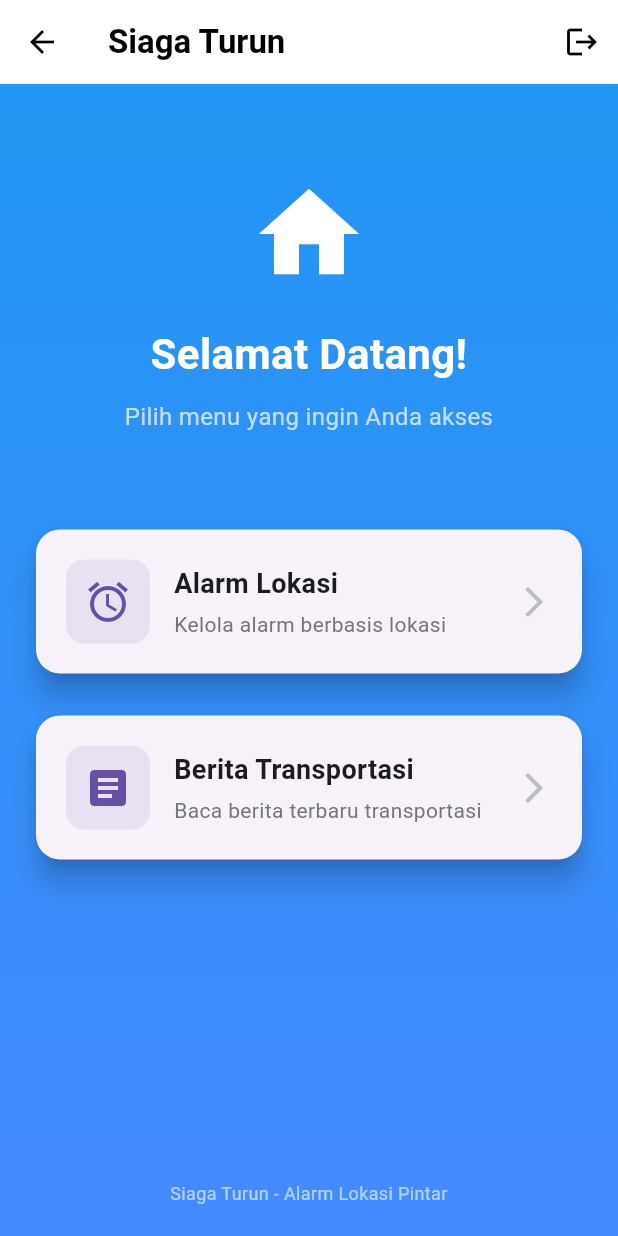
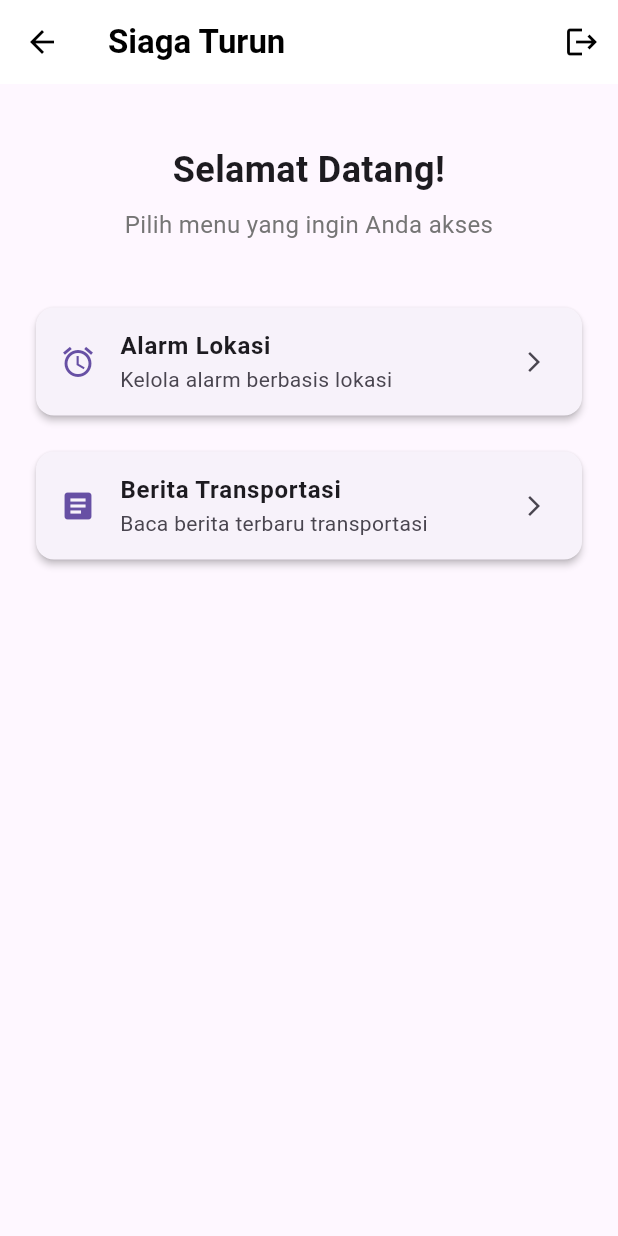
Before and after one commit to vidimeylan/geoalarm, a Flutter app: the HomeScreen screen opened directly, on a phone screen of 412 x 824 dp. Run offline on Flutter 3.47's test engine with Material 3 defaults, Android fonts, the phone set to English and light mode, and no system bars; our stand-ins replace flutter_local_notifications, flutter_map, geolocator, google_maps_flutter, google_sign_in, latlong2 and 2 more; missing offline and left inert: flutter_ringtone_player, geofence_foreground_service, latlng; accounts and stored records are empty; network calls fail.

Commit message:
clean ui yg gak penting

```diff
--- a/lib/screens/home_screen.dart
+++ b/lib/screens/home_screen.dart
@@ -37,46 +37,30 @@ class _HomeScreenState extends State<HomeScreen> {
           ),
         ],
       ),
-      body: Container(
-        decoration: const BoxDecoration(
-          gradient: LinearGradient(
-            begin: Alignment.topCenter,
-            end: Alignment.bottomCenter,
-            colors: [Colors.blue, Colors.blueAccent],
-          ),
-        ),
-        child: SafeArea(
+      body: SafeArea(
         child: Padding(
           padding: const EdgeInsets.all(20.0),
           child: Column(
-              mainAxisAlignment: MainAxisAlignment.center,
             children: [
-                const SizedBox(height: 40),
-                const Icon(
-                  Icons.home,
-                  size: 80,
-                  color: Colors.white,
-                ),
               const SizedBox(height: 20),
               const Text(
                 'Selamat Datang!',
                 style: TextStyle(
-                    fontSize: 28,
+                  fontSize: 24,
                   fontWeight: FontWeight.bold,
-                    color: Colors.white,
                 ),
                 textAlign: TextAlign.center,
               ),
-                const SizedBox(height: 10),
-                const Text(
+              const SizedBox(height: 8),
+              Text(
                 'Pilih menu yang ingin Anda akses',
                 style: TextStyle(
                   fontSize: 16,
-                    color: Colors.white70,
+                  color: Colors.grey[600],
                 ),
                 textAlign: TextAlign.center,
               ),
-                const SizedBox(height: 60),
+              const SizedBox(height: 40),
               _buildMenuButton(
                 icon: Icons.alarm,
                 title: 'Alarm Lokasi',
@@ -85,7 +69,7 @@ class _HomeScreenState extends State<HomeScreen> {
                   MaterialPageRoute(builder: (_) => const AlarmSection()),
                 ),
               ),
-                const SizedBox(height: 20),
+              const SizedBox(height: 16),
               _buildMenuButton(
                 icon: Icons.article,
                 title: 'Berita Transportasi',
@@ -94,17 +78,7 @@ class _HomeScreenState extends State<HomeScreen> {
                   MaterialPageRoute(builder: (_) => const NewsScreen()),
                 ),
               ),
-                const Spacer(),
-                const Text(
-                  'Siaga Turun - Alarm Lokasi Pintar',
-                  style: TextStyle(
-                    fontSize: 12,
-                    color: Colors.white60,
-                  ),
-                  textAlign: TextAlign.center,
-                ),
             ],
-            ),
           ),
         ),
       ),
@@ -118,59 +92,13 @@ class _HomeScreenState extends State<HomeScreen> {
     required VoidCallback onTap,
   }) {
     return Card(
-      elevation: 8,
-      shape: RoundedRectangleBorder(
-        borderRadius: BorderRadius.circular(16),
-      ),
-      child: InkWell(
+      elevation: 2,
+      child: ListTile(
+        leading: Icon(icon, color: Theme.of(context).primaryColor),
+        title: Text(title, style: const TextStyle(fontWeight: FontWeight.w600)),
+        subtitle: Text(subtitle),
+        trailing: const Icon(Icons.arrow_forward_ios, size: 16),
         onTap: onTap,
-        borderRadius: BorderRadius.circular(16),
-        child: Padding(
-          padding: const EdgeInsets.all(20),
-          child: Row(
-            children: [
-              Container(
-                padding: const EdgeInsets.all(12),
-                decoration: BoxDecoration(
-                  color: Theme.of(context).primaryColor.withOpacity(0.1),
-                  borderRadius: BorderRadius.circular(12),
-                ),
-                child: Icon(
-                  icon,
-                  size: 32,
-                  color: Theme.of(context).primaryColor,
-                ),
-              ),
-              const SizedBox(width: 16),
-              Expanded(
-                child: Column(
-                  crossAxisAlignment: CrossAxisAlignment.start,
-                  children: [
-                    Text(
-                      title,
-                      style: const TextStyle(
-                        fontSize: 18,
-                        fontWeight: FontWeight.bold,
-                      ),
-                    ),
-                    const SizedBox(height: 4),
-                    Text(
-                      subtitle,
-                      style: TextStyle(
-                        fontSize: 14,
-                        color: Colors.grey[600],
-                      ),
-                    ),
-                  ],
-                ),
-              ),
-              Icon(
-                Icons.arrow_forward_ios,
-                color: Colors.grey[400],
-              ),
-            ],
-          ),
-        ),
       ),
     );
   }
@@ -332,13 +260,13 @@ class _AlarmSectionState extends State<AlarmSection> with WidgetsBindingObserver
 
   Widget _buildDigitalClock() {
     return Padding(
-      padding: const EdgeInsets.symmetric(vertical: 40.0, horizontal: 20.0),
+      padding: const EdgeInsets.symmetric(vertical: 20.0, horizontal: 20.0),
       child: Column(
         children: [
           Text(DateFormat('HH:mm').format(_currentTime),
-            style: const TextStyle(color: Colors.white, fontSize: 72, fontWeight: FontWeight.bold)),
+            style: const TextStyle(color: Colors.white, fontSize: 48, fontWeight: FontWeight.bold)),
           Text(DateFormat('E, d MMM').format(_currentTime),
-            style: TextStyle(color: Colors.grey[400], fontSize: 18)),
+            style: TextStyle(color: Colors.grey[400], fontSize: 16)),
         ],
       ),
     );
@@ -384,12 +312,12 @@ class _AlarmSectionState extends State<AlarmSection> with WidgetsBindingObserver
               children: [
                 const SizedBox(height: 4),
                 Text(
-                  '📅 $createdStr',
+                  'Dibuat: $createdStr',
                   style: TextStyle(color: Colors.grey[400], fontSize: 12),
                 ),
                 const SizedBox(height: 2),
                 Text(
-                  '📍 Radius: ${alarm.radius} m',
+                  'Radius: ${alarm.radius} m',
                   style: TextStyle(color: Colors.grey[400], fontSize: 12),
                 ),
               ],
```
Also changed, not shown: lib/screens/auth/auth_screen.dart (+2 -31 lines). Lines whose indentation alone changed are shown as unchanged.
